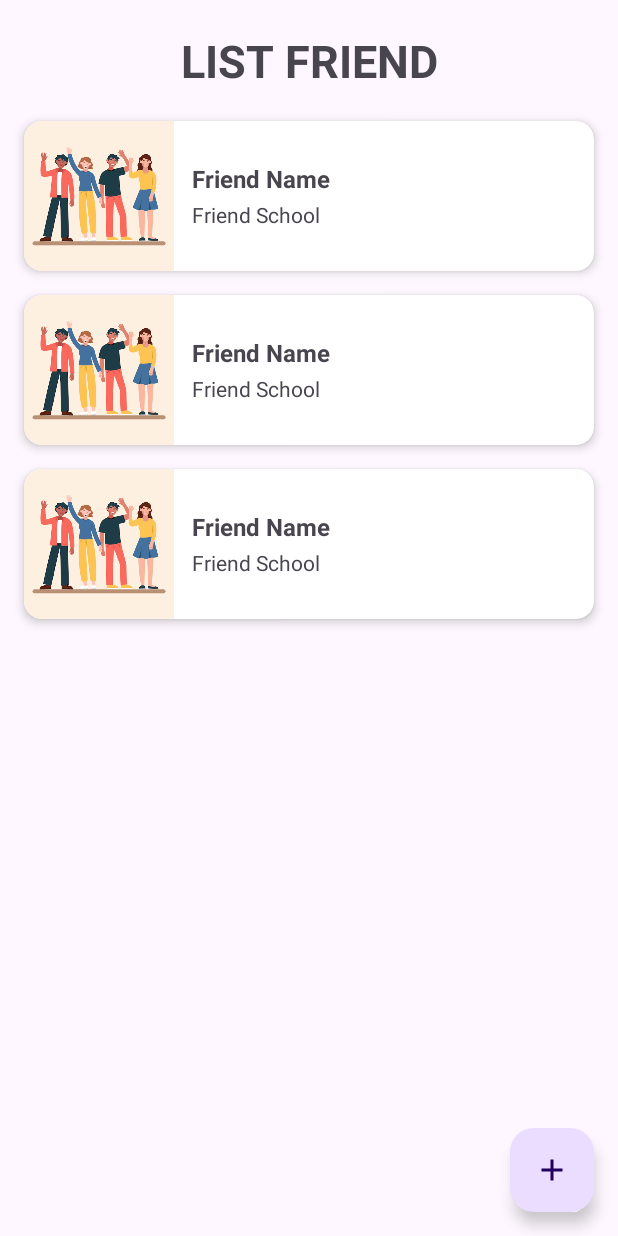
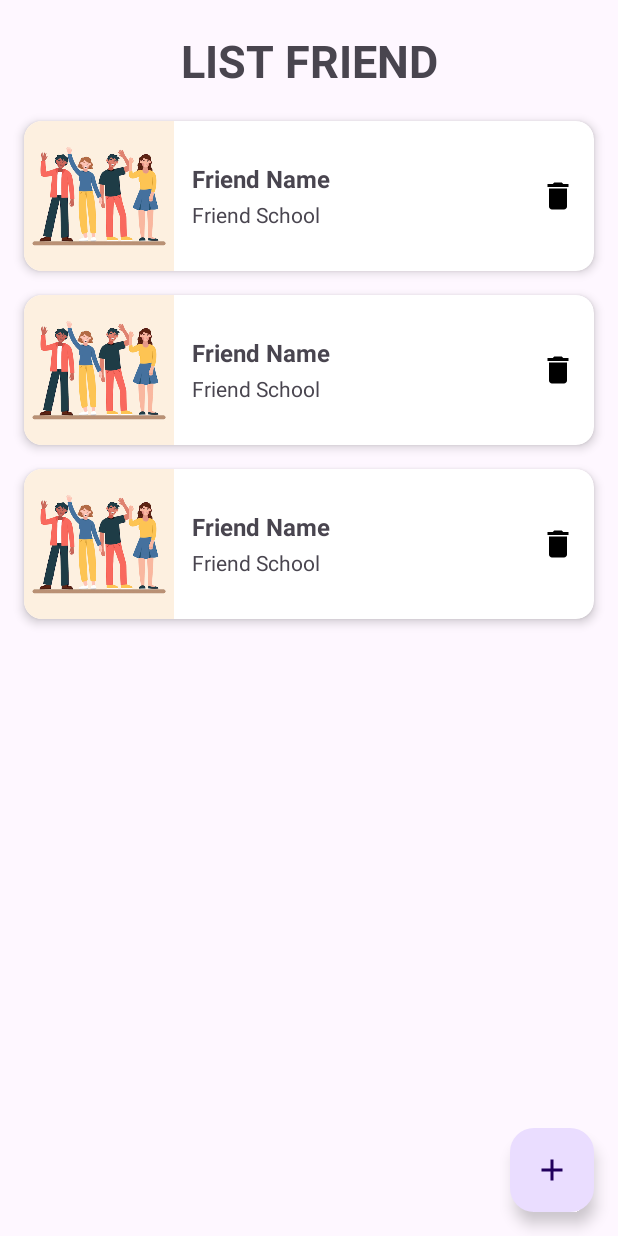
Before and after one commit to danielaquaries20/My-App, an Android app: the layout activity_list_friend.xml on its own in the app's theme, with its tools: preview values and no code run, on a phone screen of 412 x 824 dp. Run offline under Robolectric (Android 15) with nearby library versions, the phone set to English and light mode, and no system bars.

Commit message:
Update Project: 1. Added Update Friend. 2. Added Delete Friend.

```diff
--- a/app/src/main/java/com/daniel/myapp/app_friend/adapter/RvFriendAdapter.kt
+++ b/app/src/main/java/com/daniel/myapp/app_friend/adapter/RvFriendAdapter.kt
@@ -13,7 +13,8 @@ import com.daniel.myapp.app_friend.model.Friend
 
 class RvFriendAdapter(
     private val context: Context,
-    private val onItemClick: (position: Int, data: FriendEntity) -> Unit
+    private val onItemClick: (position: Int, data: FriendEntity) -> Unit,
+    private val onDeleteClick: (position: Int, data: FriendEntity) -> Unit
 ) : RecyclerView.Adapter<RvFriendAdapter.Companion.FriendViewHolder>() {
 
     private var listItem = emptyList<FriendEntity>()
@@ -22,7 +23,7 @@ class RvFriendAdapter(
         class FriendViewHolder(view: View) : RecyclerView.ViewHolder(view) {
             val tvName: TextView = view.findViewById(R.id.tv_name)
             val tvSchool: TextView = view.findViewById(R.id.tv_school)
-            val ivPhoto: ImageView = view.findViewById(R.id.iv_photo)
+            val ivDelete: ImageView = view.findViewById(R.id.iv_delete)
         }
     }
 
@@ -44,6 +45,7 @@ class RvFriendAdapter(
 //        holder.ivPhoto.setImageDrawable(currentItem.photo)
 
         holder.itemView.setOnClickListener { onItemClick(position, currentItem) }
+        holder.ivDelete.setOnClickListener { onDeleteClick(position, currentItem) }
     }
 
     fun setData(list: List<FriendEntity>) {
--- /dev/null
+++ b/app/src/main/res/drawable/icon_delete.xml
@@ -0,0 +1,5 @@
+<vector xmlns:android="http://schemas.android.com/apk/res/android" android:height="24dp" android:tint="#000000" android:viewportHeight="24" android:viewportWidth="24" android:width="24dp">
+
+    <path android:fillColor="@android:color/white" android:pathData="M6,19c0,1.1 0.9,2 2,2h8c1.1,0 2,-0.9 2,-2V7H6v12zM19,4h-3.5l-1,-1h-5l-1,1H5v2h14V4z"/>
+
+</vector>
--- a/app/src/main/res/layout/item_rv_friend.xml
+++ b/app/src/main/res/layout/item_rv_friend.xml
@@ -24,28 +24,45 @@
 
         <TextView
             android:id="@+id/tv_name"
-            android:layout_width="wrap_content"
+            android:layout_width="0dp"
             android:layout_height="wrap_content"
             android:layout_marginStart="@dimen/dp12"
+            android:layout_marginEnd="4dp"
+            android:ellipsize="marquee"
             android:text="Friend Name"
             android:textSize="16sp"
             android:textStyle="bold"
             app:layout_constraintBottom_toBottomOf="@+id/iv_photo"
+            app:layout_constraintEnd_toStartOf="@id/iv_delete"
             app:layout_constraintStart_toEndOf="@+id/iv_photo"
             app:layout_constraintTop_toTopOf="@+id/iv_photo"
             app:layout_constraintVertical_bias="0.35" />
 
         <TextView
             android:id="@+id/tv_school"
-            android:layout_width="wrap_content"
+            android:layout_width="0dp"
             android:layout_height="wrap_content"
             android:layout_marginStart="@dimen/dp12"
+            android:layout_marginEnd="4dp"
+            android:ellipsize="marquee"
             android:text="Friend School"
             android:textSize="14sp"
             app:layout_constraintBottom_toBottomOf="@+id/iv_photo"
+            app:layout_constraintEnd_toStartOf="@id/iv_delete"
             app:layout_constraintStart_toEndOf="@+id/iv_photo"
             app:layout_constraintTop_toTopOf="@+id/iv_photo"
             app:layout_constraintVertical_bias="0.65" />
+
+        <ImageView
+            android:id="@+id/iv_delete"
+            android:layout_width="wrap_content"
+            android:layout_height="wrap_content"
+            android:layout_marginEnd="12dp"
+            android:foreground="?selectableItemBackground"
+            android:src="@drawable/icon_delete"
+            app:layout_constraintBottom_toBottomOf="parent"
+            app:layout_constraintEnd_toEndOf="parent"
+            app:layout_constraintTop_toTopOf="parent" />
 
     </androidx.constraintlayout.widget.ConstraintLayout>
 
```
Also changed, not shown: app/src/main/java/com/daniel/myapp/app_friend/ui/ListFriendActivity.kt (+10 -14 lines), app/src/main/java/com/daniel/myapp/app_friend/ui/ManageFriendActivity.kt (+44 -1 lines), app/src/main/java/com/daniel/myapp/app_friend/ui/viewmodel/FriendViewModel.kt (+9 -0 lines), app/src/main/res/layout/activity_manage_friend.xml (+14 -0 lines).
